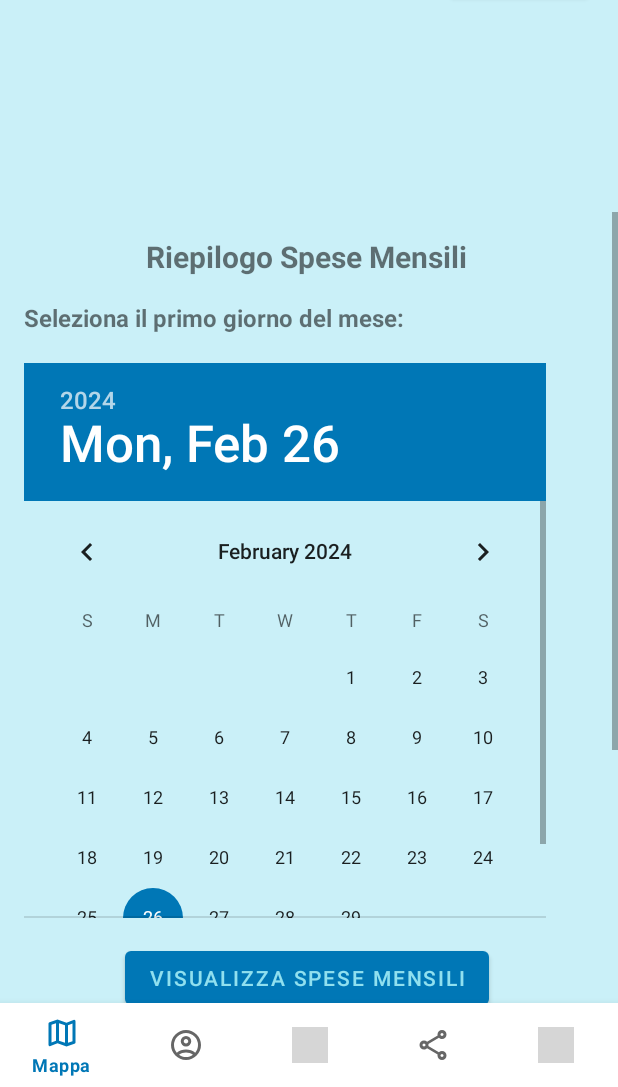
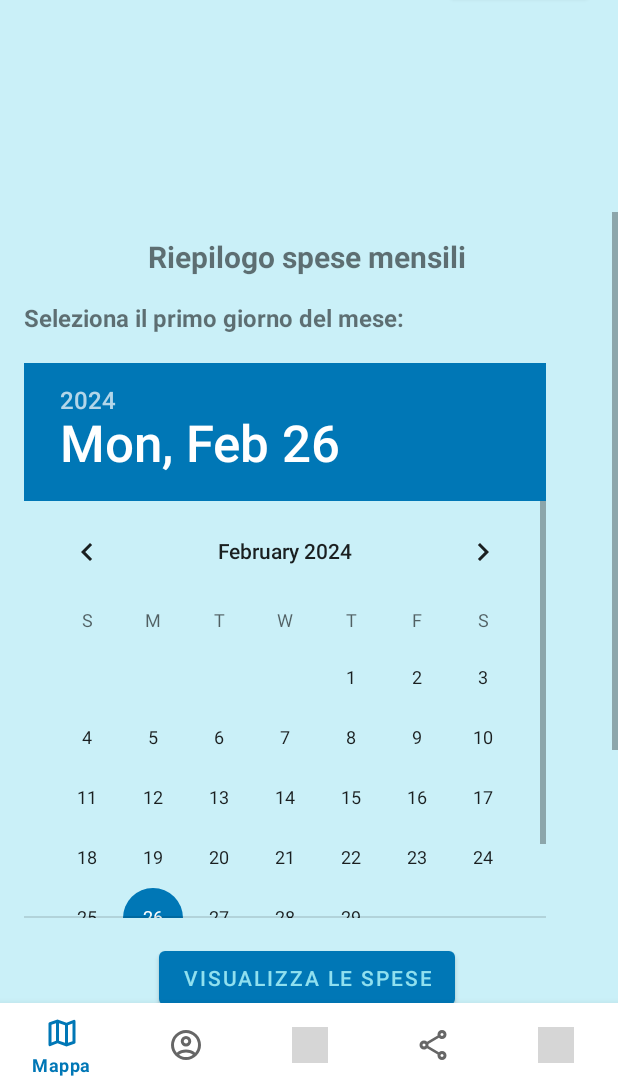
Before and after one commit to France9928/sms23246, an Android app: the SpeseMensiliFragment screen opened through its navigation route, on a phone screen of 412 x 824 dp, the part 149-1236 px from its top. Run offline under Robolectric (Android 15) with nearby library versions, the phone set to English and light mode, and no system bars; our stand-ins replace Firebase (no records; nobody signed in at launch, a user with empty details on screens opened directly), navigation-ui; grey boxes are pictures that could not be loaded.

Commit message:
Correzione multilingua

```diff
--- a/app/src/main/res/layout/fragment_spesemensili.xml
+++ b/app/src/main/res/layout/fragment_spesemensili.xml
@@ -20,7 +20,7 @@
             android:layout_height="wrap_content"
             android:layout_gravity="center_horizontal"
             android:layout_marginBottom="16dp"
-            android:text="Riepilogo Spese Mensili"
+            android:text="@string/riepilogo_spese_mensili"
             android:textSize="20sp"
             android:textStyle="bold" />
 
@@ -29,7 +29,7 @@
             android:id="@+id/textViewData"
             android:layout_width="377dp"
             android:layout_height="41dp"
-            android:text="Seleziona il primo giorno del mese: "
+            android:text="@string/seleziona_primo_giorno_mese"
             android:textSize="16sp"
             android:textStyle="bold" />
 
@@ -45,7 +45,7 @@
             android:layout_gravity="center_horizontal"
             android:layout_marginTop="16dp"
             android:onClick="view"
-            android:text="Visualizza spese Mensili" />
+            android:text="@string/visualizza_spese" />
 
         <!-- Sezione di interrogazione -->
         <TextView
@@ -54,7 +54,7 @@
             android:layout_height="wrap_content"
             android:layout_marginTop="16dp"
             android:layout_marginBottom="8dp"
-            android:text="Altre Azioni"
+            android:text="@string/altre_azioni"
             android:textSize="18sp"
             android:textStyle="bold" />
 
@@ -65,7 +65,7 @@
             android:layout_gravity="center_horizontal"
             android:layout_marginTop="16dp"
             android:onClick="addExpense"
-            android:text="Registra altre spese" />
+            android:text="@string/registra_altre_spese" />
 
         <!-- Pulsante per interrogazione mensile -->
         <Button
@@ -74,7 +74,7 @@
             android:layout_height="wrap_content"
             android:layout_gravity="center_horizontal"
             android:onClick="weeklyQuery"
-            android:text="Spese Settimanali" />
+            android:text="@string/spese_settimanali" />
 
         <!-- Pulsante per interrogazione per categoria (es. farmaci) -->
         <Button
@@ -83,7 +83,7 @@
             android:layout_height="wrap_content"
             android:layout_gravity="center_horizontal"
             android:onClick="categoryQuery"
-            android:text="Spese per Categoria" />
+            android:text="@string/spese_categoria" />
 
         <androidx.recyclerview.widget.RecyclerView
             android:id="@+id/recyclerViewProdotti"
--- a/app/src/main/res/values/strings.xml
+++ b/app/src/main/res/values/strings.xml
@@ -75,4 +75,28 @@
     <string name="guarda_video">Guarda video</string>
     <string name="malattie">Malattie</string>
     <string name="esercizi">Esercizi</string>
+    <string name="inserisci_email">Inserisci email</string>
+    <string name="login_effettuato_successo">Login effettuato con successo</string>
+    <string name="autenticazione_fallita">Autenticazione fallita</string>
+    <string name="inserisci_eta_valida">Inserisci età valida</string>
+    <string name="inserisci_nome">Inserisci nome</string>
+    <string name="inserisci_cognome">Inserisci cognome</string>
+    <string name="inserisci_luogo_nascita">Inserisci luogo di nascita</string>
+    <string name="account_creato">Account creato</string>
+    <string name="codice_operatore_errato">Codice operatore errato</string>
+    <string name="account_operatore_creato">Account operatore creato</string>
+    <string name="gestione_spese">Gestione spese</string>
+    <string name="registra_spesa">Registra spesa</string>
+    <string name="altre_azioni">Altre azioni</string>
+    <string name="spese_settimanali">Spese settimanali</string>
+    <string name="spese_mensili">Spese mensili</string>
+    <string name="spese_categoria">Spese per categoria</string>
+    <string name="riepilogo_spesa">Riepilogo spesa</string>
+    <string name="registra_altre_spese">Registra altre spese</string>
+    <string name="riepilogo_spesa_categoria">Riepilogo spesa per categoria</string>
+    <string name="visualizza_spese">Visualizza le spese</string>
+    <string name="riepilogo_spese_mensili">Riepilogo spese mensili</string>
+    <string name="seleziona_primo_giorno_mese">Seleziona il primo giorno del mese:</string>
+    <string name="riepilogo_spese_settimanali">Riepilogo spese settimanali</string>
+    <string name="seleziona_primo_giorno_settimana">Seleziona il primo giorno della settimana:</string>
 </resources>
```
Also changed, not shown: app/src/main/java/it/uniba/dib/sms23246/Login.java (+12 -8 lines), app/src/main/java/it/uniba/dib/sms23246/Register.java (+21 -12 lines), app/src/main/res/layout/fragment_shop.xml (+10 -10 lines), app/src/main/res/layout/fragment_shopconfirmed.xml (+6 -6 lines), app/src/main/res/layout/fragment_spesecategoria.xml (+8 -8 lines), app/src/main/res/layout/fragment_spesesettimanali.xml (+7 -7 lines), app/src/main/res/layout/prodotto_item.xml (+4 -4 lines), 1 other file.
